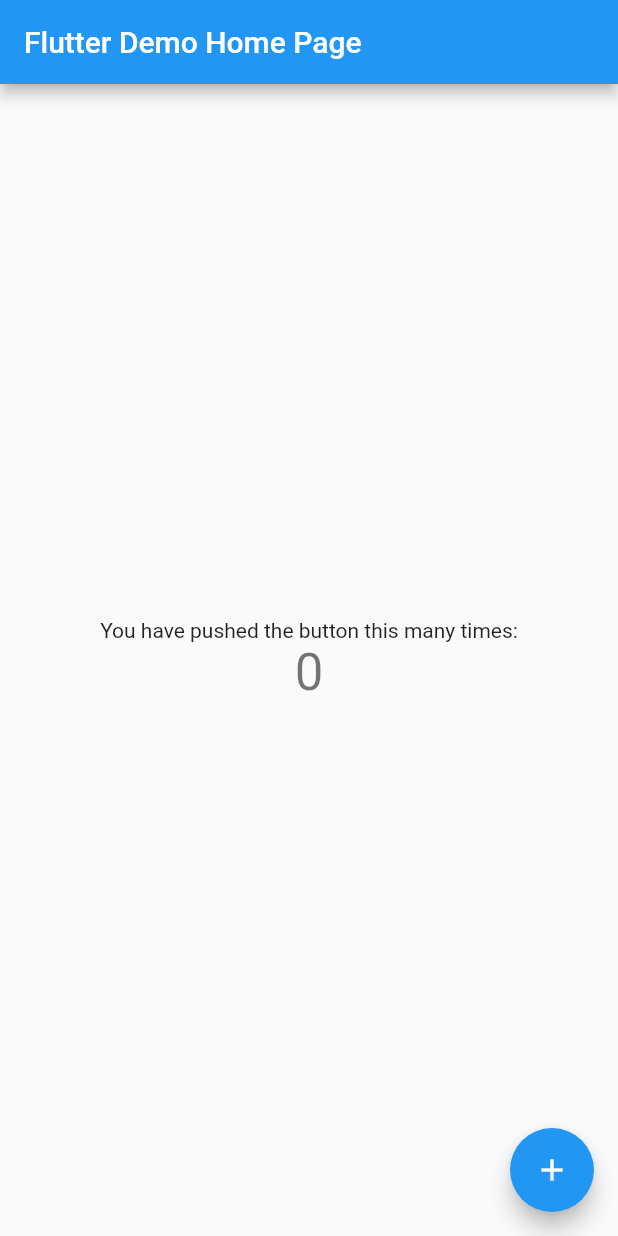
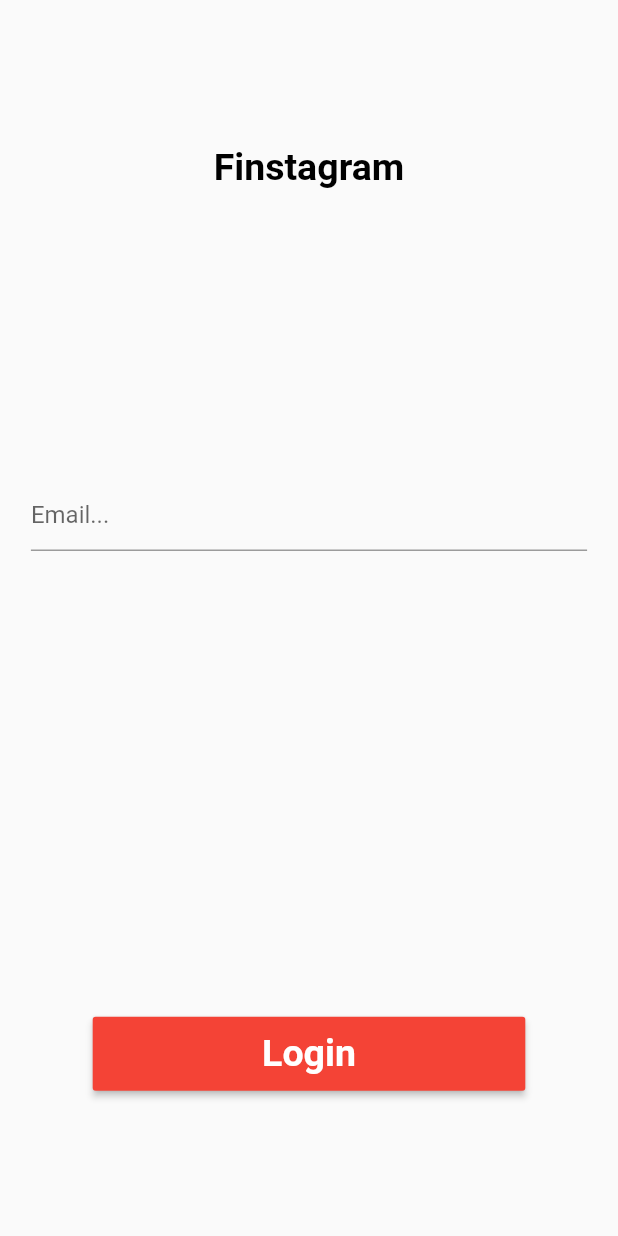
Before and after one commit to WilfredNjeunwi/FlutterLearn, a Flutter app: the screen it shows after launch, on a phone screen of 412 x 824 dp. Run offline on Flutter 3.47's test engine with Material 2 defaults, Android fonts, the phone set to English and light mode, and no system bars; our stand-ins replace dio, shared_preferences.

Commit message:
login page

```diff
--- a/finstagram/lib/main.dart
+++ b/finstagram/lib/main.dart
@@ -1,115 +1,27 @@
+import 'package:finstagram/pages/login_page.dart';
+import 'package:finstagram/pages/register_page.dart';
 import 'package:flutter/material.dart';
 
-void main() {
+void main() async {
   runApp(const MyApp());
 }
 
 class MyApp extends StatelessWidget {
   const MyApp({Key? key}) : super(key: key);
 
-  // This widget is the root of your application.
   @override
   Widget build(BuildContext context) {
     return MaterialApp(
-      title: 'Flutter Demo',
+      debugShowCheckedModeBanner: false,
+      title: 'Finstagram',
       theme: ThemeData(
-        // This is the theme of your application.
-        //
-        // Try running your application with "flutter run". You'll see the
-        // application has a blue toolbar. Then, without quitting the app, try
-        // changing the primarySwatch below to Colors.green and then invoke
-        // "hot reload" (press "r" in the console where you ran "flutter run",
-        // or simply save your changes to "hot reload" in a Flutter IDE).
-        // Notice that the counter didn't reset back to zero; the application
-        // is not restarted.
-        primarySwatch: Colors.blue,
+        primarySwatch: Colors.red,
       ),
-      home: const MyHomePage(title: 'Flutter Demo Home Page'),
+      initialRoute: 'login',
+      routes: {
+        'register': (context) => RegisterPage(),
+        'login': (context) => LoginPage()
+      },
     );
   }
 }
-
-class MyHomePage extends StatefulWidget {
-  const MyHomePage({Key? key, required this.title}) : super(key: key);
-
-  // This widget is the home page of your application. It is stateful, meaning
-  // that it has a State object (defined below) that contains fields that affect
-  // how it looks.
-
-  // This class is the configuration for the state. It holds the values (in this
-  // case the title) provided by the parent (in this case the App widget) and
-  // used by the build method of the State. Fields in a Widget subclass are
-  // always marked "final".
-
-  final String title;
-
-  @override
-  State<MyHomePage> createState() => _MyHomePageState();
-}
-
-class _MyHomePageState extends State<MyHomePage> {
-  int _counter = 0;
-
-  void _incrementCounter() {
-    setState(() {
-      // This call to setState tells the Flutter framework that something has
-      // changed in this State, which causes it to rerun the build method below
-      // so that the display can reflect the updated values. If we changed
-      // _counter without calling setState(), then the build method would not be
-      // called again, and so nothing would appear to happen.
-      _counter++;
-    });
-  }
-
-  @override
-  Widget build(BuildContext context) {
-    // This method is rerun every time setState is called, for instance as done
-    // by the _incrementCounter method above.
-    //
-    // The Flutter framework has been optimized to make rerunning build methods
-    // fast, so that you can just rebuild anything that needs updating rather
-    // than having to individually change instances of widgets.
-    return Scaffold(
-      appBar: AppBar(
-        // Here we take the value from the MyHomePage object that was created by
-        // the App.build method, and use it to set our appbar title.
-        title: Text(widget.title),
-      ),
-      body: Center(
-        // Center is a layout widget. It takes a single child and positions it
-        // in the middle of the parent.
-        child: Column(
-          // Column is also a layout widget. It takes a list of children and
-          // arranges them vertically. By default, it sizes itself to fit its
-          // children horizontally, and tries to be as tall as its parent.
-          //
-          // Invoke "debug painting" (press "p" in the console, choose the
-          // "Toggle Debug Paint" action from the Flutter Inspector in Android
-          // Studio, or the "Toggle Debug Paint" command in Visual Studio Code)
-          // to see the wireframe for each widget.
-          //
-          // Column has various properties to control how it sizes itself and
-          // how it positions its children. Here we use mainAxisAlignment to
-          // center the children vertically; the main axis here is the vertical
-          // axis because Columns are vertical (the cross axis would be
-          // horizontal).
-          mainAxisAlignment: MainAxisAlignment.center,
-          children: <Widget>[
-            const Text(
-              'You have pushed the button this many times:',
-            ),
-            Text(
-              '$_counter',
-              style: Theme.of(context).textTheme.headline4,
-            ),
-          ],
-        ),
-      ),
-      floatingActionButton: FloatingActionButton(
-        onPressed: _incrementCounter,
-        tooltip: 'Increment',
-        child: const Icon(Icons.add),
-      ), // This trailing comma makes auto-formatting nicer for build methods.
-    );
-  }
-}
--- /dev/null
+++ b/finstagram/lib/pages/login_page.dart
@@ -0,0 +1,89 @@
+import 'package:flutter/material.dart';
+
+class LoginPage extends StatefulWidget {
+  const LoginPage({Key? key}) : super(key: key);
+
+  @override
+  State<LoginPage> createState() => _LoginPageState();
+}
+
+class _LoginPageState extends State<LoginPage> {
+  double? _deviceHeight, _deviceWidth;
+  final GlobalKey<FormState> _loginFormkey = GlobalKey<FormState>();
+  String? _email, _password;
+  @override
+  Widget build(BuildContext context) {
+    _deviceHeight = MediaQuery.of(context).size.height;
+    _deviceWidth = MediaQuery.of(context).size.width;
+
+    return Scaffold(
+      body: SafeArea(
+          child: Container(
+        padding: EdgeInsets.symmetric(horizontal: _deviceWidth! * 0.05),
+        child: Center(
+            child: Column(
+          mainAxisAlignment: MainAxisAlignment.spaceAround,
+          mainAxisSize: MainAxisSize.max,
+          crossAxisAlignment: CrossAxisAlignment.center,
+          children: [
+            _titleWidget(),
+            _loginForm(),
+            _loginButton(),
+          ],
+        )),
+      )),
+    );
+  }
+
+  Widget _titleWidget() => const Text(
+        "Finstagram",
+        style: TextStyle(
+            color: Colors.black, fontSize: 25, fontWeight: FontWeight.w600),
+      );
+
+  Widget _loginButton() => MaterialButton(
+        onPressed: () {},
+        minWidth: _deviceWidth! * 0.7,
+        height: _deviceHeight! * 0.06,
+        color: Colors.red,
+        child: const Text(
+          "Login",
+          style: TextStyle(
+              color: Colors.white, fontSize: 25, fontWeight: FontWeight.w600),
+        ),
+      );
+
+  Widget _loginForm() {
+    return Container(
+      height: _deviceHeight! * 0.20,
+      child: Form(
+          key: _loginFormkey,
+          child: Column(
+            mainAxisAlignment: MainAxisAlignment.spaceBetween,
+            mainAxisSize: MainAxisSize.max,
+            crossAxisAlignment: CrossAxisAlignment.center,
+            children: [_emailTextField()],
+          )),
+    );
+  }
+
+  Widget _emailTextField() => TextFormField(
+        decoration: const InputDecoration(hintText: "Email..."),
+        onSaved: (_value) {
+          setState(() {
+            _email = _value;
+          });
+        },
+        validator: (_value) {
+          _value!.contains(RegExp(r""));
+        },
+      );
+
+  Widget _passwordTextField() => TextFormField(
+      decoration: const InputDecoration(hintText: "Email..."),
+      onSaved: (_value) {
+        setState(() {
+          _password = _value;
+        });
+      });
+}
--- /dev/null
+++ b/finstagram/lib/pages/register_page.dart
@@ -0,0 +1,19 @@
+import 'package:flutter/material.dart';
+
+class RegisterPage extends StatefulWidget {
+  const RegisterPage({Key? key}) : super(key: key);
+
+  @override
+  State<RegisterPage> createState() => _RegisterPageState();
+}
+
+class _RegisterPageState extends State<RegisterPage> {
+  @override
+  Widget build(BuildContext context) {
+    return Scaffold(
+      body: Container(
+        color: Colors.red,
+      ),
+    );
+  }
+}
```
